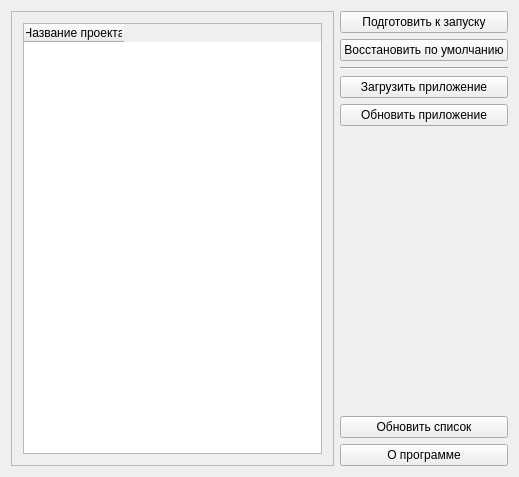
SUAICGLab/PlatMotionManager, file mainwidget.ui: the form before one commit.
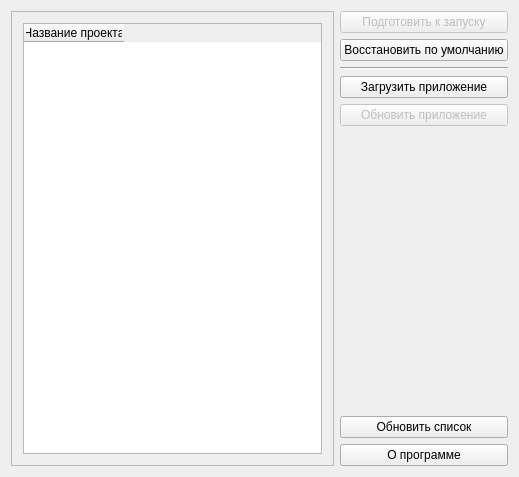
The form after the commit.

Commit message: table editing disabled; buttons tied to a specific project are enabled depending on is project selected or isn't

What changed in the file:
```diff
--- a/mainwidget.ui
+++ b/mainwidget.ui
@@ -46,6 +46,9 @@
     <layout class="QVBoxLayout" name="verticalLayout">
      <item>
       <widget class="QPushButton" name="launchPB">
+       <property name="enabled">
+        <bool>false</bool>
+       </property>
        <property name="text">
         <string>Подготовить к запуску</string>
        </property>
@@ -74,6 +77,9 @@
      </item>
      <item>
       <widget class="QPushButton" name="reloadPB">
+       <property name="enabled">
+        <bool>false</bool>
+       </property>
        <property name="text">
         <string>Обновить приложение</string>
        </property>
```
The commit also changes 1 other file.
